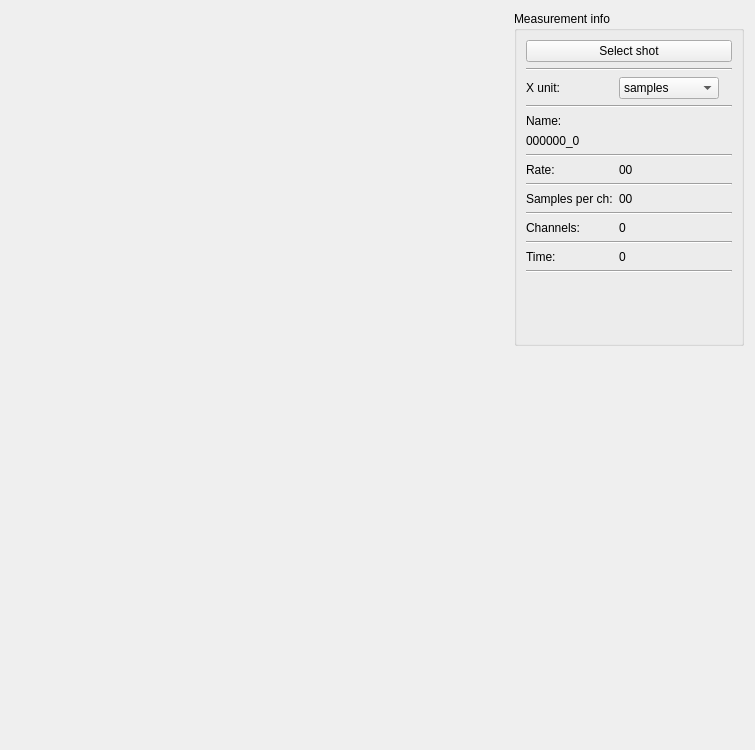
Before: the Qt Designer form ui/PlotterUIDesign.ui in AVSidorov/FT2SXR, drawn with Qt 5.
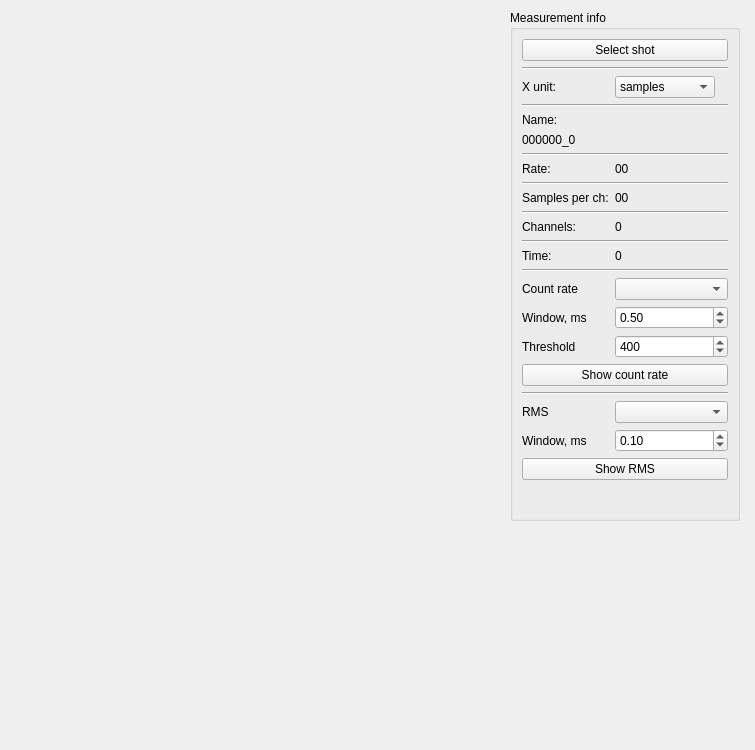
After: the same form once the commit is applied.

What changed in the file:
```diff
--- a/ui/PlotterUIDesign.ui
+++ b/ui/PlotterUIDesign.ui
@@ -28,10 +28,10 @@
   <widget class="QGroupBox" name="shot_groupBox">
    <property name="geometry">
     <rect>
-     <x>514</x>
-     <y>11</y>
+     <x>510</x>
+     <y>10</y>
      <width>230</width>
-     <height>335</height>
+     <height>511</height>
     </rect>
    </property>
    <property name="minimumSize">
@@ -256,7 +256,24 @@
       </property>
      </widget>
     </item>
-    <item row="15" column="0" colspan="2">
+    <item row="15" column="0">
+     <widget class="QLabel" name="count_rate_label">
+      <property name="text">
+       <string>Count rate</string>
+      </property>
+     </widget>
+    </item>
+    <item row="15" column="1">
+     <widget class="QComboBox" name="count_rate_comboBox"/>
+    </item>
+    <item row="18" column="0" colspan="2">
+     <widget class="QPushButton" name="count_rate_pushButton">
+      <property name="text">
+       <string>Show count rate</string>
+      </property>
+     </widget>
+    </item>
+    <item row="14" column="0" colspan="2">
      <widget class="Line" name="line_7">
       <property name="enabled">
        <bool>true</bool>
@@ -278,6 +295,108 @@
       </property>
      </widget>
     </item>
+    <item row="20" column="0">
+     <widget class="QLabel" name="rms_label">
+      <property name="text">
+       <string>RMS</string>
+      </property>
+     </widget>
+    </item>
+    <item row="20" column="1">
+     <widget class="QComboBox" name="rms_comboBox"/>
+    </item>
+    <item row="22" column="0" colspan="2">
+     <widget class="QPushButton" name="rms_pushButton">
+      <property name="text">
+       <string>Show RMS</string>
+      </property>
+     </widget>
+    </item>
+    <item row="19" column="0" colspan="2">
+     <widget class="Line" name="line_8">
+      <property name="sizePolicy">
+       <sizepolicy hsizetype="Preferred" vsizetype="Fixed">
+        <horstretch>100</horstretch>
+        <verstretch>0</verstretch>
+       </sizepolicy>
+      </property>
+      <property name="minimumSize">
+       <size>
+        <width>100</width>
+        <height>0</height>
+       </size>
+      </property>
+      <property name="lineWidth">
+       <number>1</number>
+      </property>
+      <property name="orientation">
+       <enum>Qt::Horizontal</enum>
+      </property>
+     </widget>
+    </item>
+    <item row="16" column="0">
+     <widget class="QLabel" name="count_rate_window_label">
+      <property name="text">
+       <string>Window, ms</string>
+      </property>
+     </widget>
+    </item>
+    <item row="16" column="1">
+     <widget class="QDoubleSpinBox" name="count_rate_window_doubleSpinBox">
+      <property name="minimum">
+       <double>0.010000000000000</double>
+      </property>
+      <property name="singleStep">
+       <double>0.100000000000000</double>
+      </property>
+      <property name="value">
+       <double>0.500000000000000</double>
+      </property>
+     </widget>
+    </item>
+    <item row="21" column="0">
+     <widget class="QLabel" name="rms_window_label">
+      <property name="text">
+       <string>Window, ms</string>
+      </property>
+     </widget>
+    </item>
+    <item row="21" column="1">
+     <widget class="QDoubleSpinBox" name="rms_window_doubleSpinBox">
+      <property name="minimum">
+       <double>0.010000000000000</double>
+      </property>
+      <property name="singleStep">
+       <double>0.100000000000000</double>
+      </property>
+      <property name="value">
+       <double>0.100000000000000</double>
+      </property>
+     </widget>
+    </item>
+    <item row="17" column="0">
+     <widget class="QLabel" name="label">
+      <property name="text">
+       <string>Threshold</string>
+      </property>
+     </widget>
+    </item>
+    <item row="17" column="1">
+     <widget class="QSpinBox" name="threshold_spinBox">
+      <property name="accelerated">
+       <bool>true</bool>
+      </property>
+      <property name="maximum">
+       <number>100000</number>
+      </property>
+      <property name="value">
+       <number>400</number>
+      </property>
+      <property name="displayIntegerBase">
+       <number>10</number>
+      </property>
+     </widget>
+    </item>
    </layout>
   </widget>
  </widget>
```
